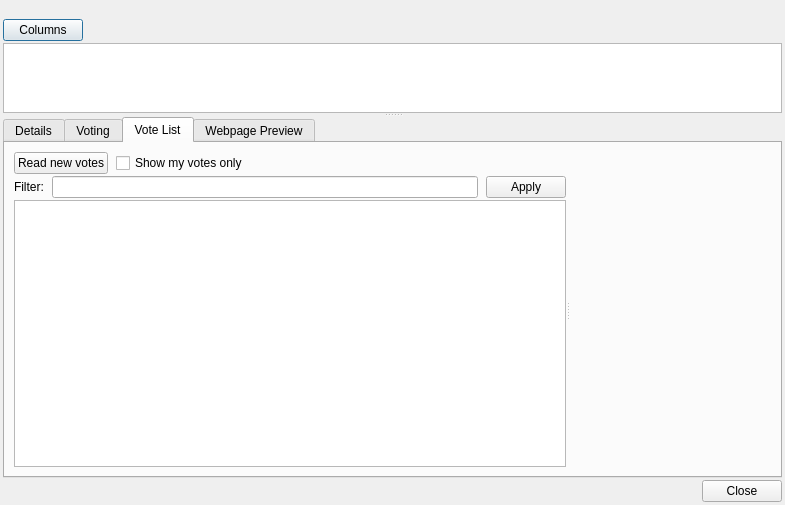
This is src/ui/ui_proposals.ui in Bertrand256/dash-masternode-tool as Qt 5 draws it before an edit. The edited form follows.
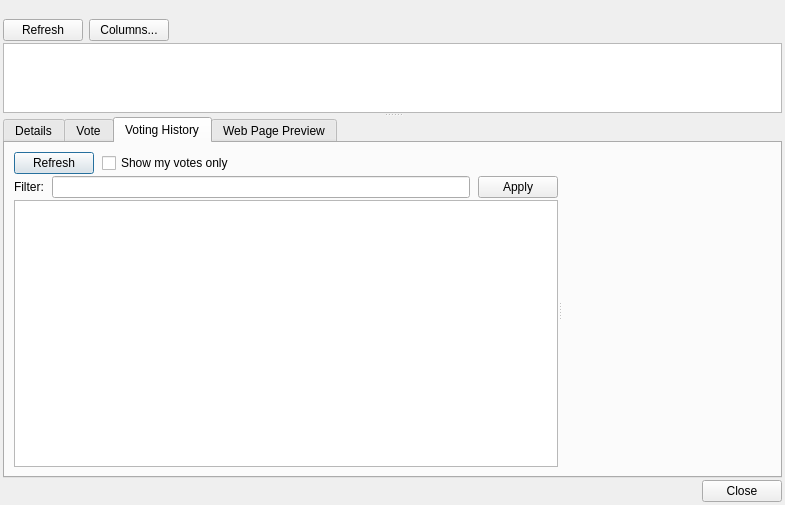
This is the edited form. The open tabs and pages were chosen to show the change.

Commit message: Proposals: fix of improper displaying proposals when new proposals are fetched. Proposals: added "refresh" button Proposals: fixed font  colors of hyperlinks in focused rows

Diff of the .ui file:
```diff
--- a/src/ui/ui_proposals.ui
+++ b/src/ui/ui_proposals.ui
@@ -45,12 +45,25 @@
    <item>
     <layout class="QHBoxLayout" name="horizontalLayout">
      <property name="spacing">
-      <number>0</number>
+      <number>6</number>
      </property>
      <item>
       <widget class="QPushButton" name="pushButton">
        <property name="text">
-        <string>Columns</string>
+        <string>Refresh</string>
+       </property>
+       <property name="autoDefault">
+        <bool>false</bool>
+       </property>
+      </widget>
+     </item>
+     <item>
+      <widget class="QPushButton" name="btnColumnsProposals">
+       <property name="text">
+        <string>Columns...</string>
+       </property>
+       <property name="autoDefault">
+        <bool>false</bool>
        </property>
       </widget>
      </item>
@@ -511,12 +524,12 @@
       </widget>
       <widget class="QWidget" name="tabVoting">
        <attribute name="title">
-        <string>Voting</string>
+        <string>Vote</string>
        </attribute>
       </widget>
       <widget class="QWidget" name="tabVoteList">
        <attribute name="title">
-        <string>Vote List</string>
+        <string>Voting History</string>
        </attribute>
        <layout class="QVBoxLayout" name="verticalLayout_4">
         <item>
@@ -546,7 +559,7 @@
                  <string>Reads new votes from the Dash network</string>
                 </property>
                 <property name="text">
-                 <string>Read new votes</string>
+                 <string>Refresh</string>
                 </property>
                </widget>
               </item>
@@ -618,7 +631,7 @@
       </widget>
       <widget class="QWidget" name="tabWebPreview">
        <attribute name="title">
-        <string>Webpage Preview</string>
+        <string>Web Page Preview</string>
        </attribute>
        <layout class="QVBoxLayout" name="verticalLayout_3">
         <item>
```
Left out of the diff: 6 changed lines with no effect on the pictures. The commit also changes 2 other files.
